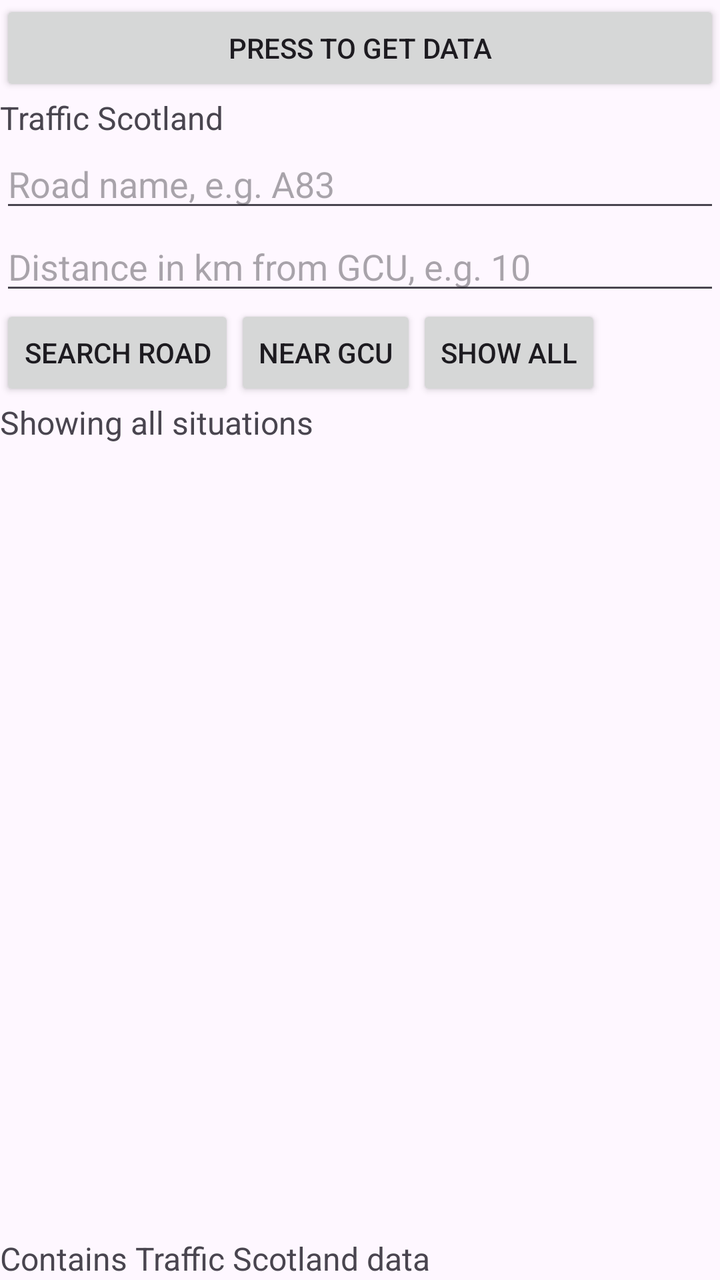
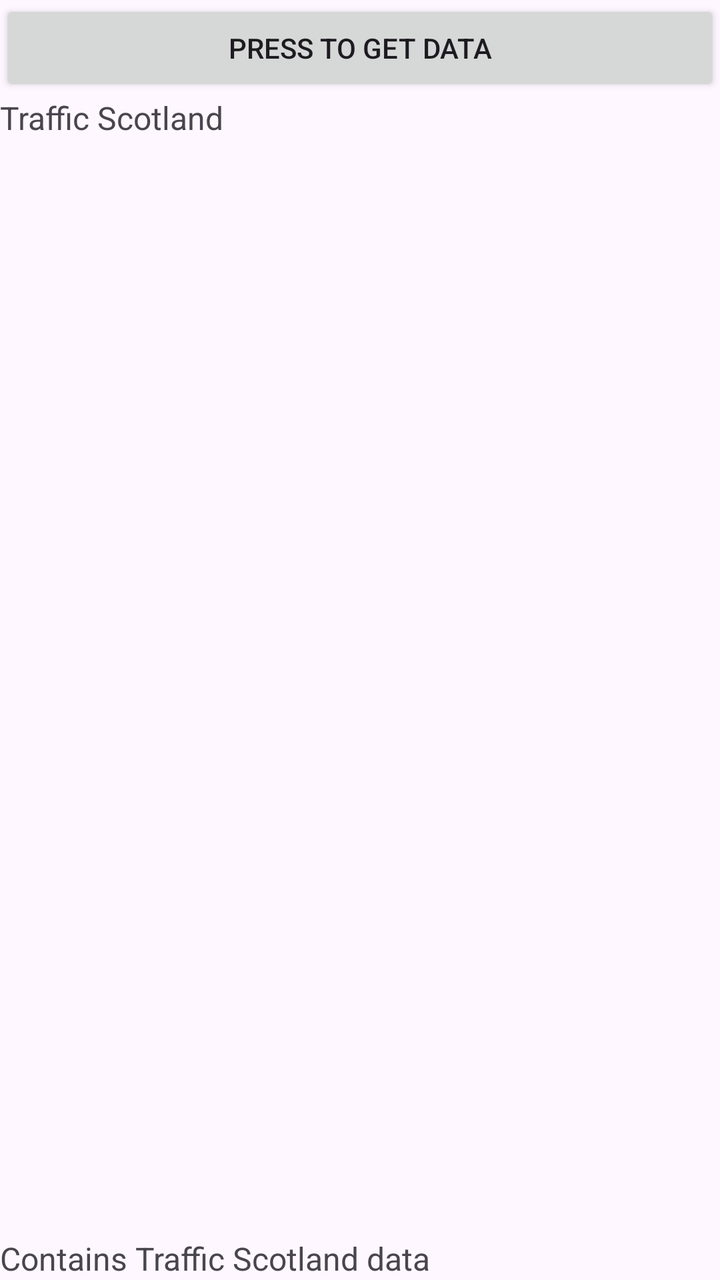

The first picture is an Android layout as it rendered before a commit; the second is the same layout after the commit. The layout source and the unified diff follow.
<!-- AndroidManifest.xml: application theme Theme.Smith_Malcolm_S2224512 -->
<!-- res/layout/activity_main.xml -->
<?xml version="1.0" encoding="utf-8"?>
<LinearLayout xmlns:android="http://schemas.android.com/apk/res/android"
    android:id="@+id/main"
    android:layout_width="match_parent"
    android:layout_height="match_parent"
    android:orientation="vertical">

    <Button
        android:id="@+id/startButton"
        android:layout_width="match_parent"
        android:layout_height="wrap_content"
        android:text="Press to get data" />

    <TextView
        android:id="@+id/tvStatus"
        android:layout_width="match_parent"
        android:layout_height="wrap_content"
        android:textSize="16sp"
        android:text="Traffic Scotland" />

    <EditText
        android:id="@+id/etRoad"
        android:layout_width="match_parent"
        android:layout_height="wrap_content"
        android:hint="Road name, e.g. A83"
        android:inputType="text" />

    <EditText
        android:id="@+id/etDistance"
        android:layout_width="match_parent"
        android:layout_height="wrap_content"
        android:hint="Distance in km from GCU, e.g. 10"
        android:inputType="numberDecimal" />

    <LinearLayout
        android:layout_width="match_parent"
        android:layout_height="wrap_content"
        android:orientation="horizontal">

    <Button
        android:id="@+id/searchButton"
        android:layout_width="wrap_content"
        android:layout_height="wrap_content"
        android:text="Search road" />

    <Button
        android:id="@+id/nearButton"
        android:layout_width="wrap_content"
        android:layout_height="wrap_content"
        android:text="Near GCU" />

    <Button
        android:id="@+id/showAllButton"
        android:layout_width="wrap_content"
        android:layout_height="wrap_content"
        android:text="Show all" />

    </LinearLayout>

    <TextView
        android:id="@+id/tvSearchInfo"
        android:layout_width="match_parent"
        android:layout_height="wrap_content"
        android:textSize="16sp"
        android:text="Showing all situations" />

    <ListView
        android:id="@+id/list"
        android:layout_width="match_parent"
        android:layout_height="0dp"
        android:layout_weight="1" />

    <TextView
        android:id="@+id/acknowledgement"
        android:layout_width="match_parent"
        android:layout_height="wrap_content"
        android:textSize="16sp"
        android:text="Contains Traffic Scotland data" />
</LinearLayout>
<!-- resources referenced by this layout -->
<resources>
  <style name="Theme.Smith_Malcolm_S2224512" parent="Base.Theme.Smith_Malcolm_S2224512" />
  <style name="Base.Theme.Smith_Malcolm_S2224512" parent="Theme.Material3.DayNight.NoActionBar">
      </style>
</resources>

<!-- the commit's change to res/layout/activity_main.xml (unified diff, before → after) -->
@@ -18,54 +18,13 @@
         android:textSize="16sp"
         android:text="Traffic Scotland" />
 
-    <EditText
-        android:id="@+id/etRoad"
+    <FrameLayout
+        android:id="@+id/searchHolder"
         android:layout_width="match_parent"
-        android:layout_height="wrap_content"
-        android:hint="Road name, e.g. A83"
-        android:inputType="text" />
+        android:layout_height="wrap_content" />
 
-    <EditText
-        android:id="@+id/etDistance"
-        android:layout_width="match_parent"
-        android:layout_height="wrap_content"
-        android:hint="Distance in km from GCU, e.g. 10"
-        android:inputType="numberDecimal" />
-
-    <LinearLayout
-        android:layout_width="match_parent"
-        android:layout_height="wrap_content"
-        android:orientation="horizontal">
-
-    <Button
-        android:id="@+id/searchButton"
-        android:layout_width="wrap_content"
-        android:layout_height="wrap_content"
-        android:text="Search road" />
-
-    <Button
-        android:id="@+id/nearButton"
-        android:layout_width="wrap_content"
-        android:layout_height="wrap_content"
-        android:text="Near GCU" />
-
-    <Button
-        android:id="@+id/showAllButton"
-        android:layout_width="wrap_content"
-        android:layout_height="wrap_content"
-        android:text="Show all" />
-
-    </LinearLayout>
-
-    <TextView
-        android:id="@+id/tvSearchInfo"
-        android:layout_width="match_parent"
-        android:layout_height="wrap_content"
-        android:textSize="16sp"
-        android:text="Showing all situations" />
-
-    <ListView
-        android:id="@+id/list"
+    <FrameLayout
+        android:id="@+id/listHolder"
         android:layout_width="match_parent"
         android:layout_height="0dp"
         android:layout_weight="1" />
